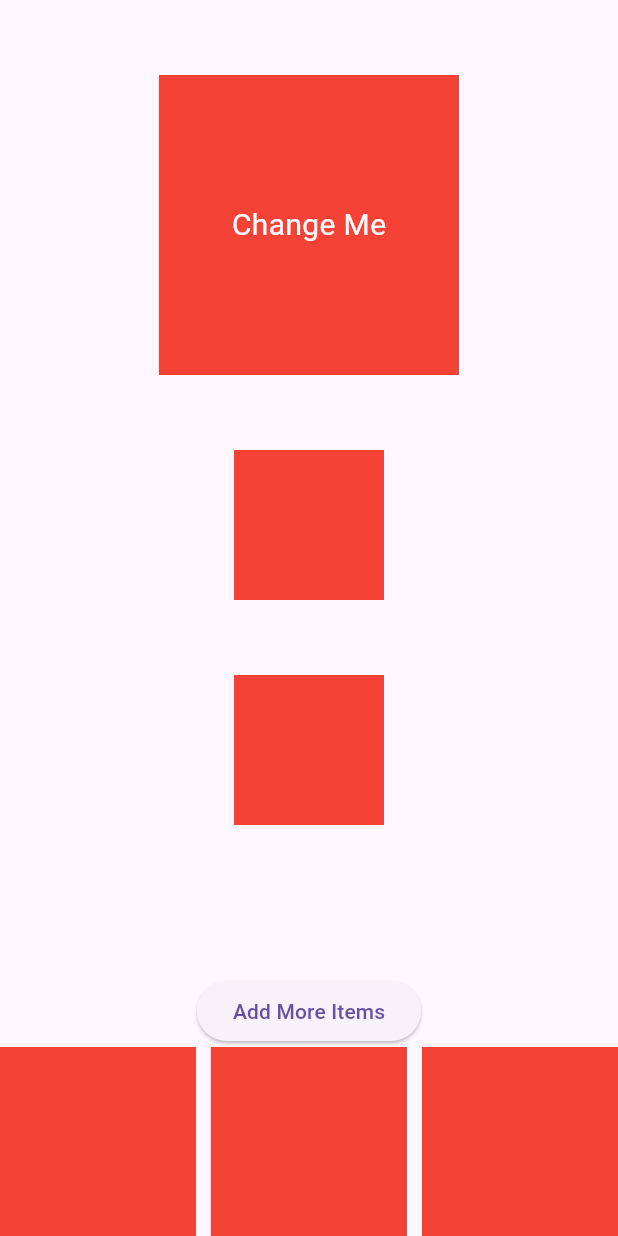
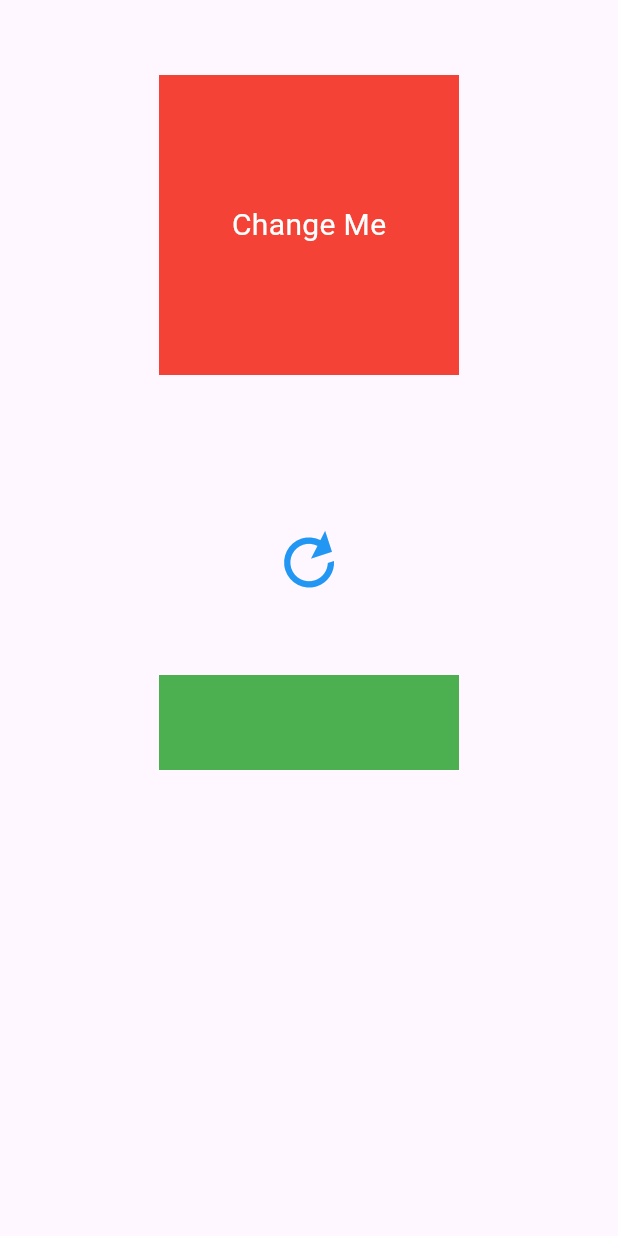
Before and after one commit to MrShow01/flutter_basics, a Flutter app: the AnimationScreen screen opened directly, on a phone screen of 412 x 824 dp. Run offline on Flutter 3.47's test engine with Material 3 defaults, Android fonts, the phone set to English and light mode, and no system bars; our stand-ins replace country_code_picker, curved_navigation_bar, dio, flutter_bloc, flutter_secure_storage, hive_ce and 3 more; accounts and stored records are empty.

Commit message:
animation

```diff
--- a/lib/animation.dart
+++ b/lib/animation.dart
@@ -1,15 +1,14 @@
-import 'dart:developer';
-
 import 'package:flutter/material.dart';
 
 class AnimationScreen extends StatefulWidget {
-  const AnimationScreen({super.key});
+  AnimationScreen({super.key});
 
   @override
   State<AnimationScreen> createState() => _AnimationScreenState();
 }
 
-class _AnimationScreenState extends State<AnimationScreen> {
+class _AnimationScreenState extends State<AnimationScreen>
+    with TickerProviderStateMixin {
   double _width = 200;
   double _height = 200;
   Color _color = Colors.red;
@@ -17,10 +16,18 @@ class _AnimationScreenState extends State<AnimationScreen> {
   double _opacity = 1;
   bool _showFirst = true;
   int _itemCount = 3;
-  late AnimationController controller;
+
+  late final AnimationController _controller = AnimationController(
+    duration: const Duration(seconds: 2),
+    vsync: this,
+  )..repeat();
 
   @override
   Widget build(BuildContext context) {
+    Animation<double> animation = CurvedAnimation(
+      parent: _controller,
+      curve: Curves.linear,
+    );
     return Scaffold(
         body: SingleChildScrollView(
       child: Column(
@@ -50,65 +57,88 @@ class _AnimationScreenState extends State<AnimationScreen> {
             ),
           ),
           SizedBox(height: 50),
-          GestureDetector(
-            onTap: () => setState(() {
-              _showFirst = !_showFirst;
-            }),
-            child: AnimatedCrossFade(
-                firstChild:
-                    Container(width: 100, height: 100, color: Colors.red),
-                secondChild: Container(
-                  width: 100,
-                  height: 100,
-                  decoration: BoxDecoration(
-                    color: Colors.blue,
-                    //borderRadius: BorderRadius.circular(50)
-                  ),
+          // GestureDetector(
+          //   onTap: () => setState(() {
+          //     _showFirst = !_showFirst;
+          //   }),
+          //   child: AnimatedCrossFade(
+          //       firstChild:
+          //           Container(width: 100, height: 100, color: Colors.red),
+          //       secondChild: Container(
+          //         width: 100,
+          //         height: 100,
+          //         decoration: BoxDecoration(
+          //           color: Colors.blue,
+          //           //borderRadius: BorderRadius.circular(50)
+          //         ),
+          //       ),
+          //       reverseDuration: Duration(seconds: 1),
+          //       crossFadeState: _showFirst
+          //           ? CrossFadeState.showFirst
+          //           : CrossFadeState.showSecond,
+          //       duration: Duration(seconds: 1)),
+          // ),
+          // SizedBox(height: 50),
+          // GestureDetector(
+          //   onTap: () => setState(() {
+          //     _opacity = _opacity == 1 ? 0.1 : 1;
+          //   }),
+          //   child: AnimatedOpacity(
+          //     opacity: _opacity,
+          //     duration: Duration(seconds: 1),
+          //     child: Container(
+          //       width: 100,
+          //       height: 100,
+          //       color: Colors.red,
+          //     ),
+          //   ),
+          // ),
+          // SizedBox(height: 50),
+          // SizedBox(height: 50),
+          // ElevatedButton(
+          //     onPressed: () {
+          //       setState(() {
+          //         _itemCount = _itemCount + 3;
+          //       });
+          //     },
+          //     child: Text('Add More Items')),
+          // SizedBox(
+          //   key: Key('animated_gri'),
+          //   height: 1000,
+          //   child: AnimatedGrid(
+          //     scrollDirection: Axis.vertical,
+          //     initialItemCount: _itemCount,
+          //     itemBuilder: (context, index, animation) {
+          //       log(_itemCount.toString());
+          //       return Container(color: Colors.red);
+          //     },
+          //     gridDelegate: SliverGridDelegateWithFixedCrossAxisCount(
+          //         crossAxisCount: 3, mainAxisSpacing: 10, crossAxisSpacing: 10),
+          //   ),
+          // ),
+          SizedBox(height: 50),
+          RotationTransition(
+              turns: animation,
+              child: Icon(
+                Icons.refresh,
+                size: 50,
+                color: Colors.blue,
+              )),
+          SizedBox(height: 50),
+          TweenAnimationBuilder(
+            tween: Tween<double>(begin: 0, end: 100),
+            duration: Duration(seconds: 3),
+            builder: (context, value, child) {
+              return Container(
+                width: 200,
+                height: value,
+                decoration: BoxDecoration(
+                  color: Colors.green,
+                  //  borderRadius: BorderRadius.circular(value),
                 ),
-                reverseDuration: Duration(seconds: 1),
-                crossFadeState: _showFirst
-                    ? CrossFadeState.showFirst
-                    : CrossFadeState.showSecond,
-                duration: Duration(seconds: 1)),
+              );
+            },
           ),
-          SizedBox(height: 50),
-          GestureDetector(
-            onTap: () => setState(() {
-              _opacity = _opacity == 1 ? 0.1 : 1;
-            }),
-            child: AnimatedOpacity(
-              opacity: _opacity,
-              duration: Duration(seconds: 1),
-              child: Container(
-                width: 100,
-                height: 100,
-                color: Colors.red,
-              ),
-            ),
-          ),
-          SizedBox(height: 50),
-          SizedBox(height: 50),
-          ElevatedButton(
-              onPressed: () {
-                setState(() {
-                  _itemCount = _itemCount + 3;
-                });
-              },
-              child: Text('Add More Items')),
-          SizedBox(
-            key: Key('animated_gri'),
-            height: 1000,
-            child: AnimatedGrid(
-              scrollDirection: Axis.vertical,
-              initialItemCount: _itemCount,
-              itemBuilder: (context, index, animation) {
-                log(_itemCount.toString());
-                return Container(color: Colors.red);
-              },
-              gridDelegate: SliverGridDelegateWithFixedCrossAxisCount(
-                  crossAxisCount: 3, mainAxisSpacing: 10, crossAxisSpacing: 10),
-            ),
-          )
         ],
       ),
     ));
--- a/lib/main.dart
+++ b/lib/main.dart
@@ -1,12 +1,10 @@
 import 'dart:developer';
 
 import 'package:flutter/material.dart';
-import 'package:flutter_basics/animatscreen.dart';
-import 'package:flutter_basics/controller/bloc_observ.dart';
 import 'package:flutter_basics/controller/cubit_controller.dart';
-import 'package:flutter_basics/page1.dart';
 import 'package:flutter_bloc/flutter_bloc.dart';
 
+import 'animation.dart';
 import 'controller/counter_cubit.dart';
 import 'controller/product_cubit.dart';
 import 'models/example_model.dart';
@@ -23,7 +21,7 @@ void main() async {
   // log(cubit.state.toString());
   // cubit.decrement();
   // log(cubit.state.toString());
-  final jsonData ={
+  final jsonData = {
     "message": "This is an example JSON file.",
     "success": true,
     "status": 200,
@@ -32,72 +30,37 @@ void main() async {
         "name": "Product Name",
         "price": 19.99,
         "inStock": true,
-            "tags": [
-                "example",
-                "json",
-                "data"
-            ],
-            "dimensions": {
-                "width": 10,
-                "height": 20,
-                "depth": 5
-            },
-            "warehouseLocation": {
-                "latitude": 37.7749,
-                "longitude": -122.4194
-            },
+        "tags": ["example", "json", "data"],
+        "dimensions": {"width": 10, "height": 20, "depth": 5},
+        "warehouseLocation": {"latitude": 37.7749, "longitude": -122.4194},
         "description": "This is an example JSON file."
       },
       {
         "name": "Product Name",
         "price": 19.99,
         "inStock": true,
-            "tags": [
-                "example",
-                "json",
-                "data"
-            ],
-            "dimensions": {
-                "width": 10,
-                "height": 20,
-                "depth": 5
-            },
-            "warehouseLocation": {
-                "latitude": 37.7749,
-                "longitude": -122.4194
-            },
+        "tags": ["example", "json", "data"],
+        "dimensions": {"width": 10, "height": 20, "depth": 5},
+        "warehouseLocation": {"latitude": 37.7749, "longitude": -122.4194},
         "description": "This is an example JSON file."
       },
       {
         "name": "Product Name",
         "price": 19.99,
         "inStock": true,
-            "tags": [
-                "example",
-                "json",
-                "data"
-            ],
-            "dimensions": {
-                "width": 10,
-                "height": 20,
-                "depth": 5
-            },
-            "warehouseLocation": {
-                "latitude": 37.7749,
-                "longitude": -122.4194
-            },
+        "tags": ["example", "json", "data"],
+        "dimensions": {"width": 10, "height": 20, "depth": 5},
+        "warehouseLocation": {"latitude": 37.7749, "longitude": -122.4194},
         "description": "This is an example JSON file."
       }
     ]
   };
   ExampleModel exampleModel = ExampleModel();
-  exampleModel= ExampleModel.fromJson(jsonData);
-  log(exampleModel.message??'');
-  log(exampleModel.product![0].price.toString() );
-  log(exampleModel.product![1].price.toString() );
-  log(exampleModel.product![2].price.toString() );
-
-
+  exampleModel = ExampleModel.fromJson(jsonData);
+  log(exampleModel.message ?? '');
+  log(exampleModel.product![0].price.toString());
+  log(exampleModel.product![1].price.toString());
+  log(exampleModel.product![2].price.toString());
 
   //final productBloc = ProductBloc();
   // log('Product Bloc state: ${productBloc.state}');
@@ -157,7 +120,8 @@ void main() async {
       ),
       BlocProvider<CounterCubit>(
         create: (context) => CounterCubit(),
-      ),BlocProvider<ProductCubit>(
+      ),
+      BlocProvider<ProductCubit>(
         create: (context) => ProductCubit(),
       ),
       // BlocProvider<ProductCubit>(
@@ -209,9 +173,7 @@ class MyApp extends StatelessWidget {
       debugShowCheckedModeBanner: false,
       theme: ThemeData(primaryColor: Colors.red),
 
-      home: Page1(
-        title: '',
-      ),
+      home: AnimationScreen(),
 
       // initialRoute: '/page2',///
 
```
Lines whose indentation alone changed are shown as unchanged.
